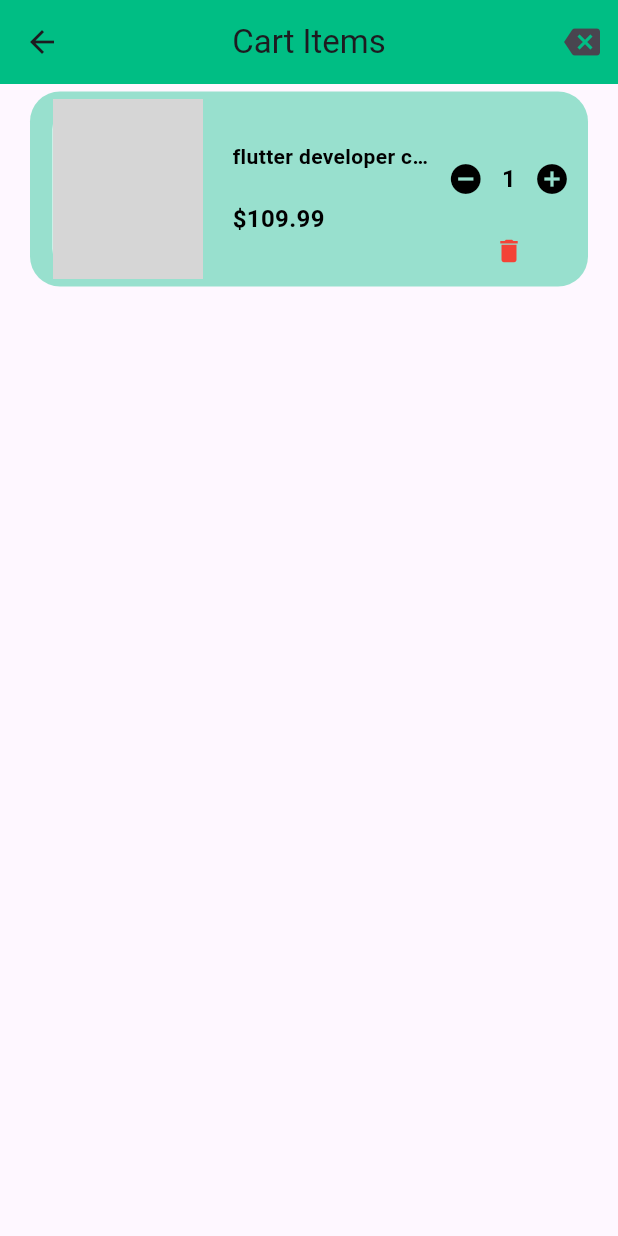
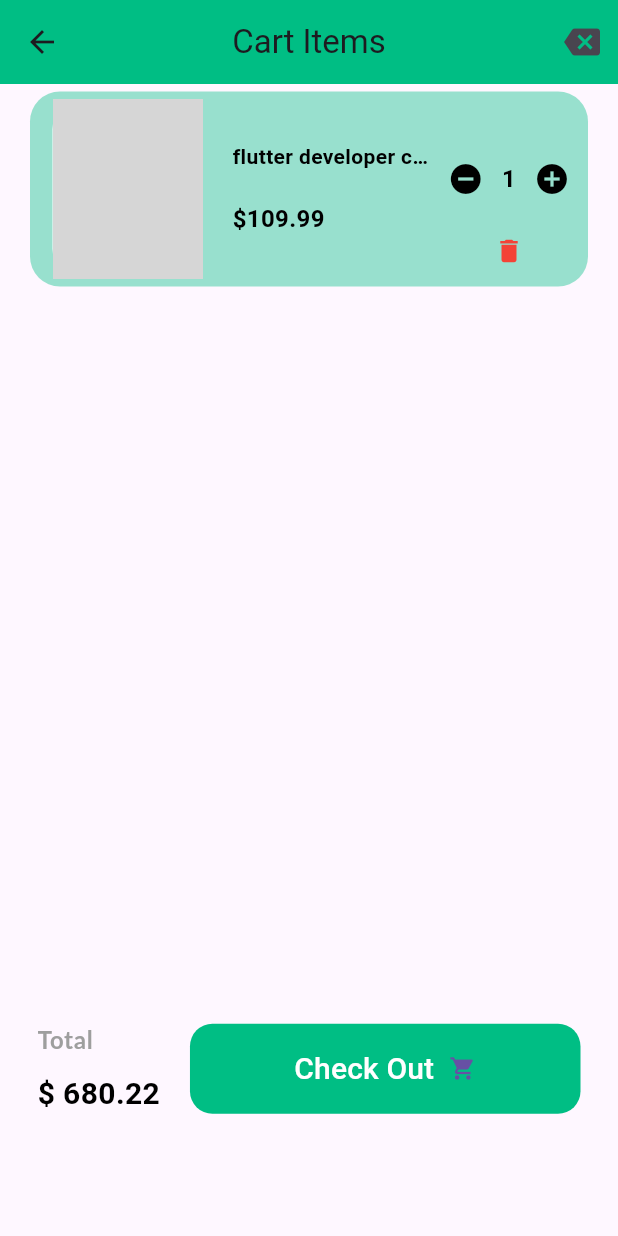
Before and after one commit to Elkelany84/Getx_Shopping_WaledAsro_Udemy, a Flutter app: the CartScreen screen opened by its route, on a phone screen of 412 x 824 dp. Run offline on Flutter 3.47's test engine with Material 3 defaults, Android fonts, the phone set to English and light mode, and no system bars; our stand-ins replace firebase_auth, firebase_core, get, get_storage, google_fonts, google_sign_in; accounts and stored records are empty; network calls fail; grey boxes are pictures that could not be loaded.

Commit message:
EndVideo29

```diff
--- a/lib/view/screens/cart_screen.dart
+++ b/lib/view/screens/cart_screen.dart
@@ -2,6 +2,7 @@ import 'package:flutter/material.dart';
 import 'package:get/get.dart';
 import 'package:waleed_asro_shopping_getx_api/utils/theme.dart';
 import 'package:waleed_asro_shopping_getx_api/view/widgets/cart/cart_product_card.dart';
+import 'package:waleed_asro_shopping_getx_api/view/widgets/cart/cart_total.dart';
 
 class CartScreen extends StatelessWidget {
   const CartScreen({super.key});
@@ -33,6 +34,10 @@ class CartScreen extends StatelessWidget {
                       );
                     },
                     itemCount: 1),
+              ),
+              Padding(
+                padding: EdgeInsets.only(bottom: 30),
+                child: CartTotal(),
               )
             ],
           ),
--- a/lib/view/widgets/cart/cart_product_card.dart
+++ b/lib/view/widgets/cart/cart_product_card.dart
@@ -29,7 +29,7 @@ class CartProductCard extends StatelessWidget {
               borderRadius: BorderRadius.circular(20),
               image: DecorationImage(
                   image: NetworkImage(
-                    "https://unsplash.com/photos/a-neon-sign-is-lit-up-in-a-dark-room-8TELKvO6Zco",
+                    "https://plus.unsplash.com/premium_photo-1674289121415-ec50cba976b6?w=500&auto=format&fit=crop&q=60&ixlib=rb-4.0.3&ixid=M3wxMjA3fDB8MHxlZGl0b3JpYWwtZmVlZHwyfHx8ZW58MHx8fHx8",
                   ),
                   fit: BoxFit.cover),
             ),
--- /dev/null
+++ b/lib/view/widgets/cart/cart_total.dart
@@ -0,0 +1,74 @@
+import 'package:flutter/material.dart';
+import 'package:get/get.dart';
+import 'package:waleed_asro_shopping_getx_api/utils/theme.dart';
+import 'package:waleed_asro_shopping_getx_api/view/widgets/text_utils.dart';
+
+class CartTotal extends StatelessWidget {
+  const CartTotal({super.key});
+
+  @override
+  Widget build(BuildContext context) {
+    return Container(
+      padding: EdgeInsets.all(25),
+      child: Row(
+        children: [
+          Column(
+            crossAxisAlignment: CrossAxisAlignment.start,
+            children: [
+              TextUtils(
+                  text: "Total",
+                  fontSize: 16,
+                  fontWeight: FontWeight.bold,
+                  color: Colors.grey,
+                  underLine: TextDecoration.none),
+              SizedBox(
+                height: 10,
+              ),
+              Text(
+                "\$ 680.22",
+                style: TextStyle(
+                    color: Get.isDarkMode ? Colors.white : Colors.black,
+                    fontSize: 20,
+                    fontWeight: FontWeight.bold,
+                    height: 1.5),
+              ),
+            ],
+          ),
+          SizedBox(
+            width: 20,
+          ),
+          Expanded(
+            child: SizedBox(
+              height: 60,
+              child: ElevatedButton(
+                style: ElevatedButton.styleFrom(
+                    shape: RoundedRectangleBorder(
+                      borderRadius: BorderRadius.circular(15),
+                    ),
+                    elevation: 0,
+                    backgroundColor: Get.isDarkMode ? pinkClr : mainColor),
+                onPressed: () {},
+                child: Row(
+                  mainAxisAlignment: MainAxisAlignment.center,
+                  children: [
+                    Text(
+                      "Check Out",
+                      style: TextStyle(
+                          fontSize: 20,
+                          // fontWeight: FontWeight.bold,
+                          color: Colors.white),
+                    ),
+                    SizedBox(
+                      width: 10,
+                    ),
+                    Icon(Icons.shopping_cart)
+                  ],
+                ),
+              ),
+            ),
+          )
+        ],
+      ),
+    );
+  }
+}
```
